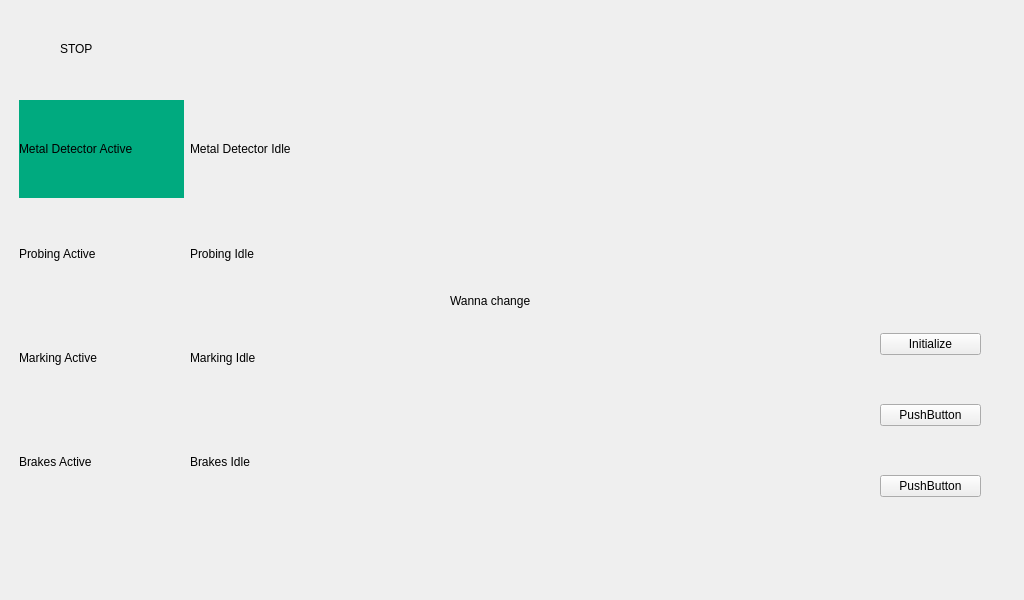
The window that resource/minebot_gui.ui (clearfield-robotics-ros/gui) describes before a commit, drawn with Qt 5.
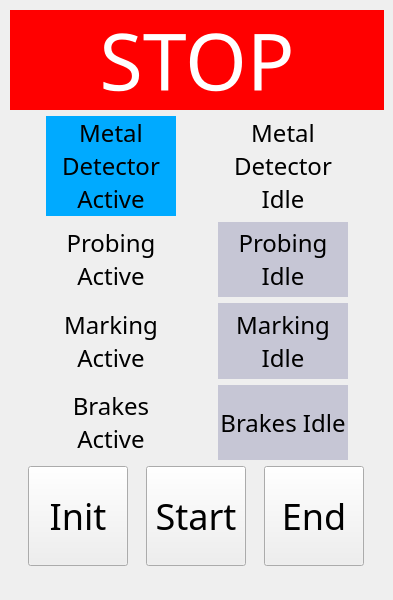
The same window after the commit.

Patch:
```diff
--- a/resource/minebot_gui.ui
+++ b/resource/minebot_gui.ui
@@ -9,7 +9,7 @@
    <rect>
     <x>0</x>
     <y>0</y>
-    <width>1024</width>
+    <width>393</width>
     <height>600</height>
    </rect>
   </property>
@@ -21,16 +21,21 @@
   </property>
   <property name="minimumSize">
    <size>
-    <width>1024</width>
+    <width>3</width>
     <height>600</height>
    </size>
   </property>
   <property name="maximumSize">
    <size>
-    <width>1024</width>
+    <width>450</width>
     <height>600</height>
    </size>
   </property>
+  <property name="font">
+   <font>
+    <family>Umpush</family>
+   </font>
+  </property>
   <property name="windowTitle">
    <string>Form</string>
   </property>
@@ -53,8 +58,8 @@
   <widget class="QLabel" name="label">
    <property name="geometry">
     <rect>
-     <x>450</x>
-     <y>270</y>
+     <x>670</x>
+     <y>190</y>
      <width>111</width>
      <height>61</height>
     </rect>
@@ -66,64 +71,61 @@
   <widget class="QWidget" name="gridLayoutWidget">
    <property name="geometry">
     <rect>
-     <x>19</x>
-     <y>100</y>
-     <width>336</width>
-     <height>411</height>
+     <x>10</x>
+     <y>10</y>
+     <width>374</width>
+     <height>556</height>
     </rect>
    </property>
-   <layout class="QGridLayout" name="gridLayout">
-    <item row="0" column="1">
-     <widget class="QLabel" name="idle_md">
-      <property name="text">
-       <string>Metal Detector Idle</string>
+   <layout class="QVBoxLayout" name="verticalLayout_2">
+    <item>
+     <widget class="QLabel" name="stop_go">
+      <property name="maximumSize">
+       <size>
+        <width>16777215</width>
+        <height>100</height>
+       </size>
       </property>
-     </widget>
-    </item>
-    <item row="1" column="0">
-     <widget class="QLabel" name="active_pr">
-      <property name="text">
-       <string>Probing Active</string>
+      <property name="font">
+       <font>
+        <family>Ubuntu Mono</family>
+        <pointsize>59</pointsize>
+       </font>
       </property>
-     </widget>
-    </item>
-    <item row="2" column="0">
-     <widget class="QLabel" name="label_6">
-      <property name="text">
-       <string>Marking Active</string>
+      <property name="styleSheet">
+       <string notr="true">background-color: rgb(255, 0, 0);
+color: rgb(255, 255, 255);</string>
       </property>
-     </widget>
-    </item>
-    <item row="2" column="1">
-     <widget class="QLabel" name="label_7">
       <property name="text">
-       <string>Marking Idle</string>
+       <string>STOP</string>
       </property>
-     </widget>
-    </item>
-    <item row="1" column="1">
-     <widget class="QLabel" name="idle_pr">
-      <property name="text">
-       <string>Probing Idle</string>
+      <property name="alignment">
+       <set>Qt::AlignCenter</set>
       </property>
      </widget>
     </item>
-    <item row="3" column="1">
-     <widget class="QLabel" name="label_9">
-      <property name="text">
-       <string>Brakes Idle</string>
-      </property>
-     </widget>
-    </item>
-    <item row="3" column="0">
-     <widget class="QLabel" name="label_8">
-      <property name="text">
-       <string>Brakes Active</string>
-      </property>
-     </widget>
-    </item>
-    <item row="0" column="0">
+    <item>
+     <layout class="QHBoxLayout" name="horizontalLayout">
+      <item>
      <widget class="QLabel" name="active_md">
+        <property name="sizePolicy">
+         <sizepolicy hsizetype="Maximum" vsizetype="Maximum">
+          <horstretch>0</horstretch>
+          <verstretch>0</verstretch>
+         </sizepolicy>
+        </property>
+        <property name="minimumSize">
+         <size>
+          <width>100</width>
+          <height>0</height>
+         </size>
+        </property>
+        <property name="maximumSize">
+         <size>
+          <width>130</width>
+          <height>100</height>
+         </size>
+        </property>
       <property name="palette">
        <palette>
         <active>
@@ -132,7 +134,7 @@
            <color alpha="255">
             <red>0</red>
             <green>170</green>
-            <blue>127</blue>
+              <blue>255</blue>
            </color>
           </brush>
          </colorrole>
@@ -141,7 +143,7 @@
            <color alpha="255">
             <red>0</red>
             <green>170</green>
-            <blue>127</blue>
+              <blue>255</blue>
            </color>
           </brush>
          </colorrole>
@@ -150,7 +152,7 @@
            <color alpha="255">
             <red>0</red>
             <green>170</green>
-            <blue>127</blue>
+              <blue>255</blue>
            </color>
           </brush>
          </colorrole>
@@ -161,7 +163,7 @@
            <color alpha="255">
             <red>0</red>
             <green>170</green>
-            <blue>127</blue>
+              <blue>255</blue>
            </color>
           </brush>
          </colorrole>
@@ -170,7 +172,7 @@
            <color alpha="255">
             <red>0</red>
             <green>170</green>
-            <blue>127</blue>
+              <blue>255</blue>
            </color>
           </brush>
          </colorrole>
@@ -179,7 +181,7 @@
            <color alpha="255">
             <red>0</red>
             <green>170</green>
-            <blue>127</blue>
+              <blue>255</blue>
            </color>
           </brush>
          </colorrole>
@@ -190,7 +192,7 @@
            <color alpha="255">
             <red>0</red>
             <green>170</green>
-            <blue>127</blue>
+              <blue>255</blue>
            </color>
           </brush>
          </colorrole>
@@ -199,7 +201,7 @@
            <color alpha="255">
             <red>0</red>
             <green>170</green>
-            <blue>127</blue>
+              <blue>255</blue>
            </color>
           </brush>
          </colorrole>
@@ -208,15 +210,22 @@
            <color alpha="255">
             <red>0</red>
             <green>170</green>
-            <blue>127</blue>
+              <blue>255</blue>
            </color>
           </brush>
          </colorrole>
         </disabled>
        </palette>
       </property>
+        <property name="font">
+         <font>
+          <family>Ubuntu Mono</family>
+          <pointsize>18</pointsize>
+         </font>
+        </property>
       <property name="styleSheet">
-       <string notr="true">background-color: rgb(0, 170, 127);</string>
+         <string notr="true">background-color: rgb(0, 170, 127);
+background-color: rgb(0, 170, 255);</string>
       </property>
       <property name="frameShape">
        <enum>QFrame::Box</enum>
@@ -227,37 +236,371 @@
       <property name="text">
        <string>Metal Detector Active</string>
       </property>
-     </widget>
-    </item>
-   </layout>
-  </widget>
-  <widget class="QLabel" name="label_10">
-   <property name="geometry">
-    <rect>
-     <x>60</x>
-     <y>40</y>
-     <width>67</width>
-     <height>17</height>
-    </rect>
-   </property>
+        <property name="textFormat">
+         <enum>Qt::AutoText</enum>
+        </property>
+        <property name="scaledContents">
+         <bool>false</bool>
+        </property>
+        <property name="alignment">
+         <set>Qt::AlignCenter</set>
+        </property>
+        <property name="wordWrap">
+         <bool>true</bool>
+        </property>
+       </widget>
+      </item>
+      <item>
+       <widget class="QLabel" name="idle_md">
+        <property name="sizePolicy">
+         <sizepolicy hsizetype="Maximum" vsizetype="Maximum">
+          <horstretch>0</horstretch>
+          <verstretch>0</verstretch>
+         </sizepolicy>
+        </property>
+        <property name="minimumSize">
+         <size>
+          <width>100</width>
+          <height>0</height>
+         </size>
+        </property>
+        <property name="maximumSize">
+         <size>
+          <width>130</width>
+          <height>100</height>
+         </size>
+        </property>
+        <property name="font">
+         <font>
+          <family>Ubuntu Mono</family>
+          <pointsize>18</pointsize>
+         </font>
+        </property>
+        <property name="text">
+         <string>Metal Detector Idle</string>
+        </property>
+        <property name="textFormat">
+         <enum>Qt::AutoText</enum>
+        </property>
+        <property name="scaledContents">
+         <bool>false</bool>
+        </property>
+        <property name="alignment">
+         <set>Qt::AlignCenter</set>
+        </property>
+        <property name="wordWrap">
+         <bool>true</bool>
+        </property>
+       </widget>
+      </item>
+     </layout>
+    </item>
+    <item>
+     <layout class="QHBoxLayout" name="horizontalLayout_2">
+      <item>
+       <widget class="QLabel" name="active_pr">
+        <property name="sizePolicy">
+         <sizepolicy hsizetype="Maximum" vsizetype="Maximum">
+          <horstretch>0</horstretch>
+          <verstretch>0</verstretch>
+         </sizepolicy>
+        </property>
+        <property name="minimumSize">
+         <size>
+          <width>100</width>
+          <height>0</height>
+         </size>
+        </property>
+        <property name="maximumSize">
+         <size>
+          <width>130</width>
+          <height>100</height>
+         </size>
+        </property>
+        <property name="font">
+         <font>
+          <family>Ubuntu Mono</family>
+          <pointsize>18</pointsize>
+         </font>
+        </property>
+        <property name="text">
+         <string>Probing Active</string>
+        </property>
+        <property name="textFormat">
+         <enum>Qt::AutoText</enum>
+        </property>
+        <property name="scaledContents">
+         <bool>false</bool>
+        </property>
+        <property name="alignment">
+         <set>Qt::AlignCenter</set>
+        </property>
+        <property name="wordWrap">
+         <bool>true</bool>
+        </property>
+       </widget>
+      </item>
+      <item>
+       <widget class="QLabel" name="idle_pr">
+        <property name="sizePolicy">
+         <sizepolicy hsizetype="Maximum" vsizetype="Maximum">
+          <horstretch>0</horstretch>
+          <verstretch>0</verstretch>
+         </sizepolicy>
+        </property>
+        <property name="minimumSize">
+         <size>
+          <width>100</width>
+          <height>0</height>
+         </size>
+        </property>
+        <property name="maximumSize">
+         <size>
+          <width>130</width>
+          <height>100</height>
+         </size>
+        </property>
+        <property name="font">
+         <font>
+          <family>Ubuntu Mono</family>
+          <pointsize>18</pointsize>
+         </font>
+        </property>
+        <property name="styleSheet">
+         <string notr="true">background-color: rgb(198, 198, 213);</string>
+        </property>
    <property name="text">
-    <string>STOP</string>
-   </property>
-  </widget>
-  <widget class="QWidget" name="layoutWidget">
-   <property name="geometry">
-    <rect>
-     <x>880</x>
-     <y>290</y>
-     <width>101</width>
-     <height>251</height>
-    </rect>
-   </property>
-   <layout class="QVBoxLayout" name="verticalLayout">
+         <string>Probing Idle</string>
+        </property>
+        <property name="textFormat">
+         <enum>Qt::AutoText</enum>
+        </property>
+        <property name="scaledContents">
+         <bool>false</bool>
+        </property>
+        <property name="alignment">
+         <set>Qt::AlignCenter</set>
+        </property>
+        <property name="wordWrap">
+         <bool>true</bool>
+        </property>
+       </widget>
+      </item>
+     </layout>
+    </item>
+    <item>
+     <layout class="QHBoxLayout" name="horizontalLayout_3">
+      <item>
+       <widget class="QLabel" name="label_6">
+        <property name="sizePolicy">
+         <sizepolicy hsizetype="Maximum" vsizetype="Maximum">
+          <horstretch>0</horstretch>
+          <verstretch>0</verstretch>
+         </sizepolicy>
+        </property>
+        <property name="minimumSize">
+         <size>
+          <width>100</width>
+          <height>0</height>
+         </size>
+        </property>
+        <property name="maximumSize">
+         <size>
+          <width>130</width>
+          <height>100</height>
+         </size>
+        </property>
+        <property name="font">
+         <font>
+          <family>Ubuntu Mono</family>
+          <pointsize>18</pointsize>
+         </font>
+        </property>
+        <property name="text">
+         <string>Marking Active</string>
+        </property>
+        <property name="textFormat">
+         <enum>Qt::AutoText</enum>
+        </property>
+        <property name="scaledContents">
+         <bool>false</bool>
+        </property>
+        <property name="alignment">
+         <set>Qt::AlignCenter</set>
+        </property>
+        <property name="wordWrap">
+         <bool>true</bool>
+        </property>
+       </widget>
+      </item>
+      <item>
+       <widget class="QLabel" name="label_7">
+        <property name="sizePolicy">
+         <sizepolicy hsizetype="Maximum" vsizetype="Preferred">
+          <horstretch>0</horstretch>
+          <verstretch>0</verstretch>
+         </sizepolicy>
+        </property>
+        <property name="minimumSize">
+         <size>
+          <width>100</width>
+          <height>60</height>
+         </size>
+        </property>
+        <property name="maximumSize">
+         <size>
+          <width>130</width>
+          <height>100</height>
+         </size>
+        </property>
+        <property name="font">
+         <font>
+          <family>Ubuntu Mono</family>
+          <pointsize>18</pointsize>
+         </font>
+        </property>
+        <property name="styleSheet">
+         <string notr="true">background-color: rgb(198, 198, 213);</string>
+        </property>
+        <property name="text">
+         <string>Marking Idle</string>
+        </property>
+        <property name="textFormat">
+         <enum>Qt::AutoText</enum>
+        </property>
+        <property name="scaledContents">
+         <bool>false</bool>
+        </property>
+        <property name="alignment">
+         <set>Qt::AlignCenter</set>
+        </property>
+        <property name="wordWrap">
+         <bool>true</bool>
+        </property>
+       </widget>
+      </item>
+     </layout>
+    </item>
+    <item>
+     <layout class="QHBoxLayout" name="horizontalLayout_4">
+      <item>
+       <widget class="QLabel" name="label_8">
+        <property name="sizePolicy">
+         <sizepolicy hsizetype="Maximum" vsizetype="Maximum">
+          <horstretch>0</horstretch>
+          <verstretch>0</verstretch>
+         </sizepolicy>
+        </property>
+        <property name="minimumSize">
+         <size>
+          <width>100</width>
+          <height>0</height>
+         </size>
+        </property>
+        <property name="maximumSize">
+         <size>
+          <width>130</width>
+          <height>100</height>
+         </size>
+        </property>
+        <property name="font">
+         <font>
+          <family>Ubuntu Mono</family>
+          <pointsize>18</pointsize>
+         </font>
+        </property>
+        <property name="text">
+         <string>Brakes Active</string>
+        </property>
+        <property name="textFormat">
+         <enum>Qt::AutoText</enum>
+        </property>
+        <property name="scaledContents">
+         <bool>false</bool>
+        </property>
+        <property name="alignment">
+         <set>Qt::AlignCenter</set>
+        </property>
+        <property name="wordWrap">
+         <bool>true</bool>
+        </property>
+       </widget>
+      </item>
+      <item>
+       <widget class="QLabel" name="label_9">
+        <property name="sizePolicy">
+         <sizepolicy hsizetype="Maximum" vsizetype="Maximum">
+          <horstretch>0</horstretch>
+          <verstretch>0</verstretch>
+         </sizepolicy>
+        </property>
+        <property name="minimumSize">
+         <size>
+          <width>100</width>
+          <height>0</height>
+         </size>
+        </property>
+        <property name="maximumSize">
+         <size>
+          <width>130</width>
+          <height>100</height>
+         </size>
+        </property>
+        <property name="font">
+         <font>
+          <family>Ubuntu Mono</family>
+          <pointsize>18</pointsize>
+         </font>
+        </property>
+        <property name="styleSheet">
+         <string notr="true">background-color: rgb(198, 198, 213);</string>
+        </property>
+        <property name="text">
+         <string>Brakes Idle</string>
+        </property>
+        <property name="textFormat">
+         <enum>Qt::AutoText</enum>
+        </property>
+        <property name="scaledContents">
+         <bool>false</bool>
+        </property>
+        <property name="alignment">
+         <set>Qt::AlignCenter</set>
+        </property>
+        <property name="wordWrap">
+         <bool>true</bool>
+        </property>
+       </widget>
+      </item>
+     </layout>
+    </item>
+    <item>
+     <layout class="QHBoxLayout" name="horizontalLayout_5">
+      <property name="spacing">
+       <number>0</number>
+      </property>
     <item>
      <widget class="QPushButton" name="initializeButton">
+        <property name="minimumSize">
+         <size>
+          <width>0</width>
+          <height>100</height>
+         </size>
+        </property>
+        <property name="maximumSize">
+         <size>
+          <width>100</width>
+          <height>16777215</height>
+         </size>
+        </property>
+        <property name="font">
+         <font>
+          <family>Ubuntu Mono</family>
+          <pointsize>27</pointsize>
+         </font>
+        </property>
       <property name="text">
-       <string>Initialize</string>
+         <string>Init</string>
       </property>
       <property name="checkable">
        <bool>false</bool>
@@ -272,17 +615,55 @@
     </item>
     <item>
      <widget class="QPushButton" name="pushButton_2">
+        <property name="sizePolicy">
+         <sizepolicy hsizetype="Maximum" vsizetype="Minimum">
+          <horstretch>0</horstretch>
+          <verstretch>0</verstretch>
+         </sizepolicy>
+        </property>
+        <property name="maximumSize">
+         <size>
+          <width>100</width>
+          <height>16777215</height>
+         </size>
+        </property>
+        <property name="font">
+         <font>
+          <family>Ubuntu Mono</family>
+          <pointsize>27</pointsize>
+         </font>
+        </property>
       <property name="text">
-       <string>PushButton</string>
+         <string>Start</string>
       </property>
      </widget>
     </item>
     <item>
      <widget class="QPushButton" name="pushButton_3">
+        <property name="sizePolicy">
+         <sizepolicy hsizetype="Minimum" vsizetype="Minimum">
+          <horstretch>0</horstretch>
+          <verstretch>0</verstretch>
+         </sizepolicy>
+        </property>
+        <property name="maximumSize">
+         <size>
+          <width>100</width>
+          <height>16777215</height>
+         </size>
+        </property>
+        <property name="font">
+         <font>
+          <family>Ubuntu Mono</family>
+          <pointsize>27</pointsize>
+         </font>
+        </property>
       <property name="text">
-       <string>PushButton</string>
-      </property>
-     </widget>
+         <string>End</string>
+        </property>
+       </widget>
+      </item>
+     </layout>
     </item>
    </layout>
   </widget>
```
Left out of the diff: 2 changed lines with no effect on the pictures. Lines whose indentation alone changed are shown as unchanged.
